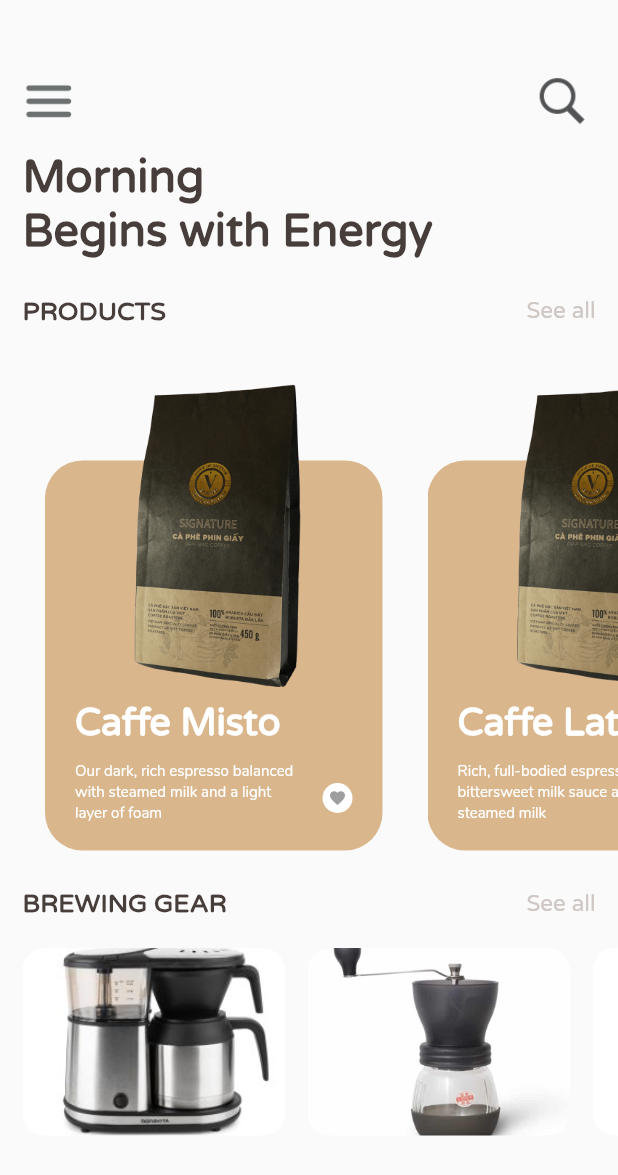
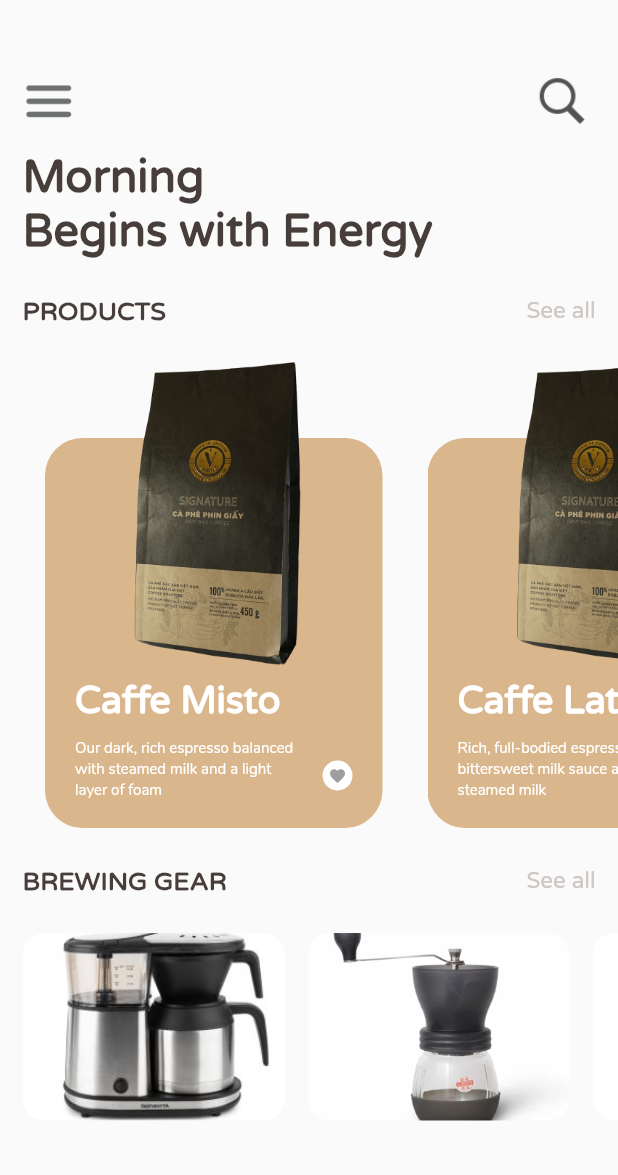
Before and after one commit to Ghienn/CoffeeRoastery, a Flutter app: the screen it shows after launch, on a phone screen of 412 x 824 dp. Shown: the top 1175 px of the screen. Run offline on Flutter 3.47's test engine with Material 2 defaults, Android fonts, the phone set to English and light mode, and no system bars; our stand-ins replace flutter_icons.

Commit message:
update UI

```diff
--- a/coffee_roastery/lib/home_page.dart
+++ b/coffee_roastery/lib/home_page.dart
@@ -111,7 +111,7 @@ class _MyHomePageState extends State<MyHomePage> {
             ),
           ],
         ),
-        SizedBox(height: 15.0),
+        // SizedBox(height: 15.0),
         Container(
             height: 350.0,
             child: ListView(scrollDirection: Axis.horizontal, children: [
@@ -154,7 +154,7 @@ class _MyHomePageState extends State<MyHomePage> {
             ),
           ],
         ),
-        SizedBox(height: 20.0),
+        SizedBox(height: 25.0),
         Container(
             height: 125.0,
             child: ListView(scrollDirection: Axis.horizontal, children: [
--- a/coffee_roastery/pubspec.yaml
+++ b/coffee_roastery/pubspec.yaml
@@ -20,7 +20,7 @@ publish_to: 'none' # Remove this line if you wish to publish to pub.dev
 version: 1.0.0+1
 
 environment:
-  sdk: '>=2.18.6 <3.0.0'
+  sdk: '>=2.12.0-0.0 <3.0.0'
 
 # Dependencies specify other packages that your package needs in order to work.
 # To automatically upgrade your package dependencies to the latest versions
```
Also changed, not shown: coffee_roastery/pubspec.lock.
